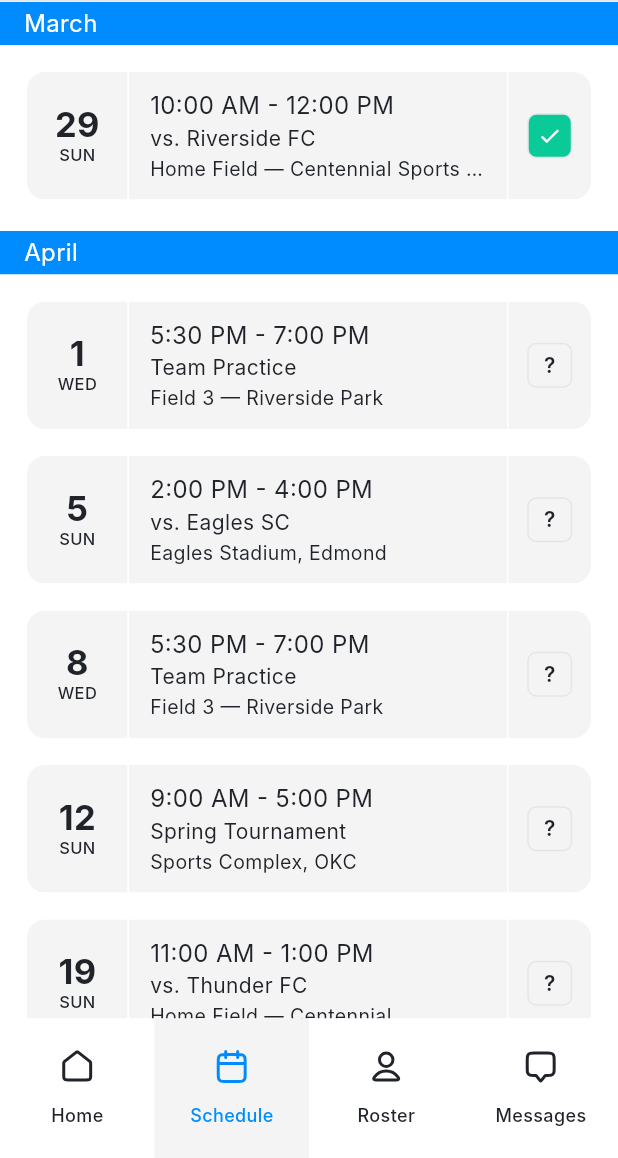
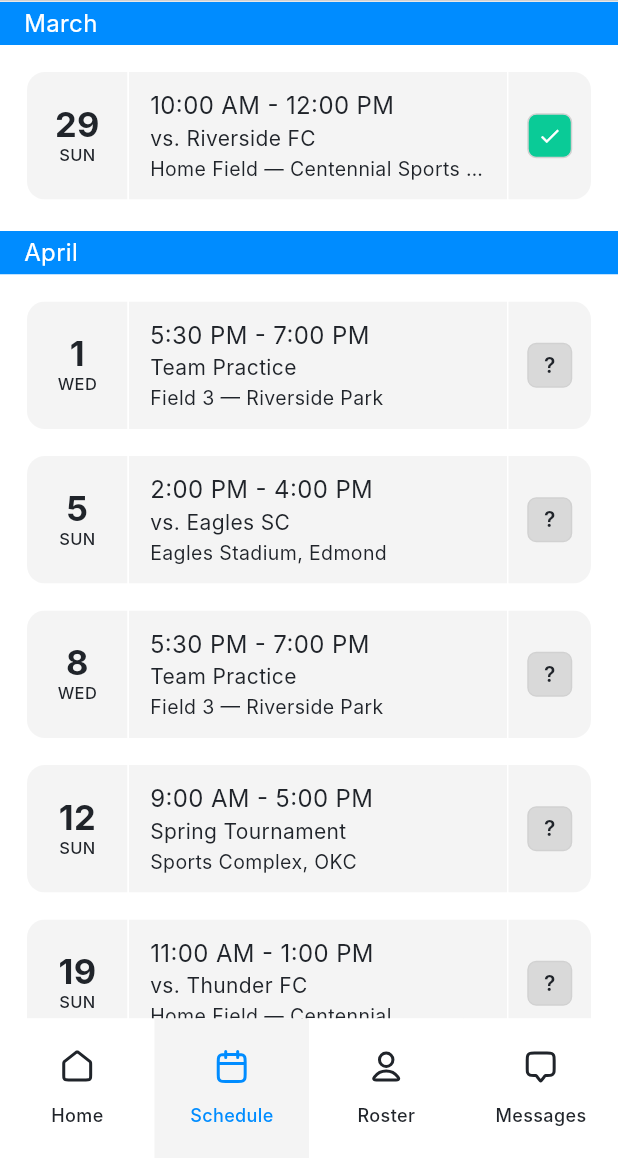
Before and after one commit to cwiservish/club-management-app, a Flutter app: the screen it shows after launch, item 2 of the bottom bar chosen, on a phone screen of 412 x 824 dp, the part 78-1236 px from its top. Run offline on Flutter 3.47's test engine with Material 3 defaults, Android fonts, the phone set to English and light mode, and no system bars; our stand-ins replace dio, flutter_riverpod, flutter_secure_storage, flutter_svg, go_router; Roboto replaces fonts that are missing (Inter).

Commit message:
working on optimizing color

```diff
--- a/lib/app/theme/app_colors.dart
+++ b/lib/app/theme/app_colors.dart
@@ -10,17 +10,23 @@ class AppColors {
 
   final Brightness brightness;
 
-  // Theme-dependent
+  // Theme-dependent surfaces
   final Color background;
   final Color card;
   final Color border;
   final Color surface;
+  final Color headerBg;
+  final Color sectionHeaderBg;
+
+  // Text
   final Color textPrimary;
   final Color textSecondary;
 
   // Accents & semantic
   final Color primary;
   final Color primaryLight;
+  final Color navActive;
+  final Color actionAccent;
   final Color success;
   final Color successLight;
   final Color warning;
@@ -34,9 +40,12 @@ class AppColors {
   final Color emerald;
   final Color pink;
 
-  // Status
-  final Color rsvpAccepted;
-  final Color rsvpDeclined;
+  // RSVP status
+  final Color rsvpGoing;
+  final Color rsvpMaybe;
+  final Color rsvpNo;
+  final Color rsvpUnselected;
+  final Color rsvpNoResponse;
 
   // Neutrals
   final Color white;
@@ -53,10 +62,14 @@ class AppColors {
     required this.card,
     required this.border,
     required this.surface,
+    required this.headerBg,
+    required this.sectionHeaderBg,
     required this.textPrimary,
     required this.textSecondary,
     required this.primary,
     required this.primaryLight,
+    required this.navActive,
+    required this.actionAccent,
     required this.success,
     required this.successLight,
     required this.warning,
@@ -69,8 +82,11 @@ class AppColors {
     required this.teal,
     required this.emerald,
     required this.pink,
-    required this.rsvpAccepted,
-    required this.rsvpDeclined,
+    required this.rsvpGoing,
+    required this.rsvpMaybe,
+    required this.rsvpNo,
+    required this.rsvpUnselected,
+    required this.rsvpNoResponse,
     required this.white,
     required this.gray100,
     required this.gray300,
@@ -88,12 +104,16 @@ class AppColors {
     brightness: Brightness.light,
     background: Color(0xFFFFFFFF),
     card: Color(0xFFF4F4F4),
-    border: Color(0xFFE5E5E5),
+    border: Color(0xFFD1D1D1),
     surface: Color(0xFFFFFFFF),
+    headerBg: Color(0xFFFFFFFF),
+    sectionHeaderBg: Color(0xFF008CFF),
     textPrimary: Color(0xFF20242A),
-    textSecondary: Color(0x9920242A),
+    textSecondary: Color(0xFF4E5663),
     primary: Color(0xFF008CFF),
     primaryLight: Color(0xFFEFF6FF),
+    navActive: Color(0xFF008CFF),
+    actionAccent: Color(0xFF008CFF),
     success: Color(0xFF00C853),
     successLight: Color(0xFFECFDF5),
     warning: Color(0xFFF59E0B),
@@ -106,27 +126,34 @@ class AppColors {
     teal: Color(0xFF14B8A6),
     emerald: Color(0xFF10B981),
     pink: Color(0xFFEC4899),
-    rsvpAccepted: Color(0xFF0ACB97),
-    rsvpDeclined: Color(0xFFFF5858),
+    rsvpGoing: Color(0xFF0ACB97),
+    rsvpMaybe: Color(0xFFFD8F4B),
+    rsvpNo: Color(0xFFFF5858),
+    rsvpUnselected: Color(0xFF4E5663),
+    rsvpNoResponse: Color(0xFFD9D9D9),
     white: Color(0xFFFFFFFF),
     gray100: Color(0xFFF3F4F6),
     gray300: Color(0xFFD1D5DB),
     gray400: Color(0xFF9CA3AF),
     gray500: Color(0xFF6B7280),
-    gray700: Color(0xFF374151),
-    gray900: Color(0xFF111827),
+    gray700: Color(0xFF4E5663),
+    gray900: Color(0xFF20242A),
   );
 
   static const AppColors dark = AppColors(
     brightness: Brightness.dark,
-    background: Color(0xFF191C20),
+    background: Color(0xFF20242A),
     card: Color(0xFF2B3038),
-    border: Color(0xFF3D4452),
-    surface: Color(0xFF191C20),
+    border: Color(0xFF4E5663),
+    surface: Color(0xFF20242A),
+    headerBg: Color(0xFF2B3038),
+    sectionHeaderBg: Color(0xFF2B3038),
     textPrimary: Color(0xFFFFFFFF),
     textSecondary: Color(0xFF94A3B8),
     primary: Color(0xFF008CFF),
     primaryLight: Color(0xFF0A2540),
+    navActive: Color(0xFFF7CE03),
+    actionAccent: Color(0xFFFED52C),
     success: Color(0xFF00C853),
     successLight: Color(0xFF0A2E1A),
     warning: Color(0xFFF59E0B),
@@ -139,8 +166,11 @@ class AppColors {
     teal: Color(0xFF14B8A6),
     emerald: Color(0xFF10B981),
     pink: Color(0xFFEC4899),
-    rsvpAccepted: Color(0xFF0ACB97),
-    rsvpDeclined: Color(0xFFFF5858),
+    rsvpGoing: Color(0xFF0ACB97),
+    rsvpMaybe: Color(0xFFFD8F4B),
+    rsvpNo: Color(0xFFFF5858),
+    rsvpUnselected: Color(0xFF20242A),
+    rsvpNoResponse: Color(0xFF4E5663),
     white: Color(0xFFFFFFFF),
     gray100: Color(0xFF252B35),
     gray300: Color(0xFF475569),
--- a/lib/core/widgets/shared_widgets.dart
+++ b/lib/core/widgets/shared_widgets.dart
@@ -1,4 +1,5 @@
 import 'package:flutter/material.dart';
+import 'package:flutter_riverpod/flutter_riverpod.dart';
 import 'package:go_router/go_router.dart';
 import '../../app/router/app_routes.dart';
 import '../../app/theme/app_colors.dart';
@@ -34,8 +35,8 @@ class AppBottomNavBar extends StatelessWidget {
   @override
   Widget build(BuildContext context) {
     final activeBgColor = AppColors.current.card;
-    final inactiveBgColor = AppColors.current.surface;
-    final activeColor = AppColors.current.primary;
+    final inactiveBgColor = AppColors.current.background;
+    final activeColor = AppColors.current.navActive;
     final inactiveColor = AppColors.current.textPrimary;
 
     return Container(
@@ -92,7 +93,7 @@ class AppHeader extends StatelessWidget {
     return Container(
       height: 53,
       decoration: BoxDecoration(
-        color: AppColors.current.surface,
+        color: AppColors.current.headerBg,
         border: Border(
           bottom: BorderSide(color: borderColor, width: 1.0),
         ),
--- a/lib/features/home/pages/home_page.dart
+++ b/lib/features/home/pages/home_page.dart
@@ -2,6 +2,7 @@ import 'package:flutter/material.dart';
 import 'package:flutter_riverpod/flutter_riverpod.dart';
 import '../../../app/theme/app_colors.dart';
 import '../../../app/theme/app_text_styles.dart';
+import '../../../core/common_providers/theme_provider.dart';
 import '../../../core/widgets/shared_widgets.dart';
 import '../providers/home_provider.dart';
 import '../widgets/home_card.dart';
@@ -14,6 +15,7 @@ class HomeScreen extends ConsumerWidget {
 
   @override
   Widget build(BuildContext context, WidgetRef ref) {
+    ref.watch(themeModeProvider);
     final viewModels = ref.watch(homeProvider).viewModels;
 
     return Scaffold(
--- a/lib/features/home/widgets/rsvp_row.dart
+++ b/lib/features/home/widgets/rsvp_row.dart
@@ -1,13 +1,7 @@
 import 'package:flutter/material.dart';
+import '../../../app/theme/app_colors.dart';
 import '../../../app/theme/app_text_styles.dart';
 import '../providers/home_provider.dart';
-
-// ─── Color constants (from Figma) ─────────────────────────────────────────────
-
-const _green  = Color(0xFF0ACB97);
-const _orange = Color(0xFFFD8F4B);
-const _red    = Color(0xFFFF5858);
-const _gray   = Color(0xFF4E5663);
 
 // ─── RSVP 3-button row ────────────────────────────────────────────────────────
 
@@ -34,7 +28,7 @@ class RsvpRow extends StatelessWidget {
         Expanded(
           child: RsvpBtn(
             label:       '$goingCount Going',
-            activeColor: _green,
+            activeColor: AppColors.current.rsvpGoing,
             isActive:    selected == HomeRsvp.going,
             radius:      const BorderRadius.only(
               topLeft:    Radius.circular(8),
@@ -47,7 +41,7 @@ class RsvpRow extends StatelessWidget {
         Expanded(
           child: RsvpBtn(
             label:       '$maybeCount Maybe',
-            activeColor: _orange,
+            activeColor: AppColors.current.rsvpMaybe,
             isActive:    selected == HomeRsvp.maybe,
             radius:      BorderRadius.zero,
             hasDivider:  true,
@@ -57,7 +51,7 @@ class RsvpRow extends StatelessWidget {
         Expanded(
           child: RsvpBtn(
             label:       '$noCount No',
-            activeColor: _red,
+            activeColor: AppColors.current.rsvpNo,
             isActive:    selected == HomeRsvp.no,
             radius:      const BorderRadius.only(
               topRight:    Radius.circular(8),
@@ -94,7 +88,7 @@ class RsvpBtn extends StatelessWidget {
 
   @override
   Widget build(BuildContext context) {
-    final bg = isActive ? activeColor : _gray;
+    final bg = isActive ? activeColor : AppColors.current.rsvpUnselected;
 
     return GestureDetector(
       onTap: onTap,
@@ -113,8 +107,8 @@ class RsvpBtn extends StatelessWidget {
             ),
           ],
           border: hasDivider
-              ? const Border(
-                  right: BorderSide(color: Color(0xFFF4F4F4), width: 2),
+              ? Border(
+                  right: BorderSide(color: AppColors.current.card, width: 2),
                 )
               : null,
         ),
--- a/lib/features/messages/pages/messages_page.dart
+++ b/lib/features/messages/pages/messages_page.dart
@@ -5,6 +5,7 @@ import 'package:go_router/go_router.dart';
 import '../../../app/router/app_routes.dart';
 import '../../../app/theme/app_colors.dart';
 import '../../../app/theme/app_text_styles.dart';
+import '../../../core/common_providers/theme_provider.dart';
 import '../../../core/enums/message_type.dart';
 import '../../../core/enums/thread_type.dart';
 import '../../../core/models/chat_models.dart';
@@ -41,6 +42,7 @@ class MessagesScreen extends ConsumerWidget {
 
   @override
   Widget build(BuildContext context, WidgetRef ref) {
+    ref.watch(themeModeProvider);
     final state   = ref.watch(messagesProvider);
     final threads = state.filtered;
 
@@ -167,6 +169,7 @@ class _ChatDetailScreenState extends ConsumerState<ChatDetailScreen> {
 
   @override
   Widget build(BuildContext context) {
+    ref.watch(themeModeProvider);
     return Scaffold(
       backgroundColor: AppColors.current.card,
       body: Column(
--- a/lib/features/roster/pages/roster_page.dart
+++ b/lib/features/roster/pages/roster_page.dart
@@ -5,6 +5,7 @@ import '../../../app/theme/app_text_styles.dart';
 import '../../../core/enums/member_role.dart';
 import '../../../core/models/roster_member.dart';
 import '../../../core/widgets/shared_widgets.dart';
+import '../../../core/common_providers/theme_provider.dart';
 import '../providers/roster_provider.dart';
 import '../widgets/roster_detail_headers.dart';
 import '../widgets/roster_detail_rows.dart';
@@ -18,6 +19,7 @@ class RosterScreen extends ConsumerWidget {
 
   @override
   Widget build(BuildContext context, WidgetRef ref) {
+    ref.watch(themeModeProvider);
     final state   = ref.watch(rosterProvider);
     final players = state.filtered.where((m) => m.role == MemberRole.player).toList();
     final staff   = state.filtered.where((m) => m.role == MemberRole.staff).toList();
--- a/lib/features/schedule/pages/schedule_page.dart
+++ b/lib/features/schedule/pages/schedule_page.dart
@@ -2,6 +2,7 @@ import 'package:flutter/material.dart';
 import 'package:flutter_riverpod/flutter_riverpod.dart';
 import '../../../app/theme/app_colors.dart';
 import '../../../app/theme/app_text_styles.dart';
+import '../../../core/common_providers/theme_provider.dart';
 import '../providers/schedule_provider.dart';
 import '../../../core/widgets/shared_widgets.dart';
 import '../widgets/schedule_event_card.dart';
@@ -13,6 +14,7 @@ class ScheduleScreen extends ConsumerWidget {
 
   @override
   Widget build(BuildContext context, WidgetRef ref) {
+    ref.watch(themeModeProvider);
     final state         = ref.watch(scheduleProvider);
     final groupedEvents = _groupEventsByMonth(state.filtered);
     final sortedMonths  = groupedEvents.keys.toList()
--- a/lib/features/schedule/widgets/schedule_event_card.dart
+++ b/lib/features/schedule/widgets/schedule_event_card.dart
@@ -155,13 +155,13 @@ class _RsvpBox extends StatelessWidget {
 
     switch (status) {
       case RsvpStatus.accepted:
-        bg    = AppColors.current.rsvpAccepted;
+        bg    = AppColors.current.rsvpGoing;
         child = Icon(Icons.check, color: AppColors.current.white, size: 16);
       case RsvpStatus.declined:
-        bg    = AppColors.current.rsvpDeclined;
+        bg    = AppColors.current.rsvpNo;
         child = Icon(Icons.close, color: AppColors.current.white, size: 16);
       case RsvpStatus.unknown:
-        bg    = AppColors.current.card;
+        bg    = AppColors.current.rsvpNoResponse;
         child = Text(
           '?',
           style: AppTextStyles.titleMedium.copyWith(
--- a/lib/features/schedule/widgets/schedule_section_header.dart
+++ b/lib/features/schedule/widgets/schedule_section_header.dart
@@ -11,13 +11,13 @@ class ScheduleSectionHeader extends StatelessWidget {
     return Container(
       width: double.infinity,
       height: 29,
-      color: AppColors.current.primary,
+      color: AppColors.current.sectionHeaderBg,
       alignment: Alignment.centerLeft,
       padding: const EdgeInsets.symmetric(horizontal: 16),
       child: Text(
         title,
         style: AppTextStyles.headlineSmall.copyWith(
-          color: Colors.white,
+          color: AppColors.current.white,
           fontWeight: FontWeight.w400,
         ),
       ),
--- a/lib/features/settings/pages/settings_page.dart
+++ b/lib/features/settings/pages/settings_page.dart
@@ -1,25 +1,29 @@
 import 'package:flutter/material.dart';
+import 'package:flutter_riverpod/flutter_riverpod.dart';
 import 'package:go_router/go_router.dart';
 import '../../../app/router/app_routes.dart';
+import '../../../app/theme/app_colors.dart';
+import '../../../core/common_providers/theme_provider.dart';
 import '../../../core/widgets/shared_widgets.dart';
 import '../widgets/team_info_card.dart';
 import '../widgets/settings_menu_item.dart';
 
-class SettingsScreen extends StatelessWidget {
+class SettingsScreen extends ConsumerWidget {
   const SettingsScreen({super.key});
 
   @override
-  Widget build(BuildContext context) {
+  Widget build(BuildContext context, WidgetRef ref) {
+    ref.watch(themeModeProvider);
     return Scaffold(
-      backgroundColor: Theme.of(context).scaffoldBackgroundColor,
+      backgroundColor: AppColors.current.background,
       body: SafeArea(
         child: Column(
           children: [
-             AppHeader(),
+            const AppHeader(),
             Expanded(
               child: SingleChildScrollView(
                 child: Container(
-                  color: Theme.of(context).colorScheme.surface,
+                  color: AppColors.current.surface,
                   child: Column(
                     children: [
                       SizedBox(height: 24),
--- a/lib/shell/app_shell.dart
+++ b/lib/shell/app_shell.dart
@@ -2,6 +2,7 @@ import 'package:flutter/material.dart';
 import 'package:flutter_riverpod/flutter_riverpod.dart';
 import 'package:go_router/go_router.dart';
 
+import '../core/common_providers/theme_provider.dart';
 import '../core/widgets/shared_widgets.dart';
 import '../features/messages/providers/unread_count_provider.dart';
 
@@ -21,6 +22,7 @@ class AppShell extends ConsumerWidget {
 
   @override
   Widget build(BuildContext context, WidgetRef ref) {
+    ref.watch(themeModeProvider); // rebuild shell + pages on theme change
     final unreadCount = ref.watch(unreadCountProvider);
 
     return Scaffold(
```
